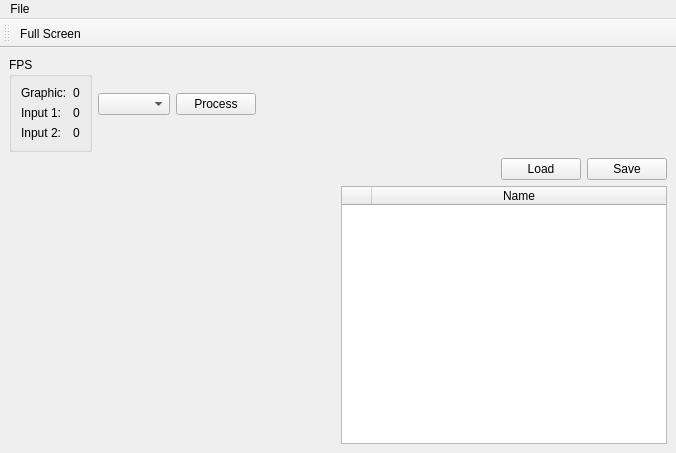
First picture: the form in Scenery/gui/mainwindow.ui, repository dkliminsky/Scenery, before the edit.
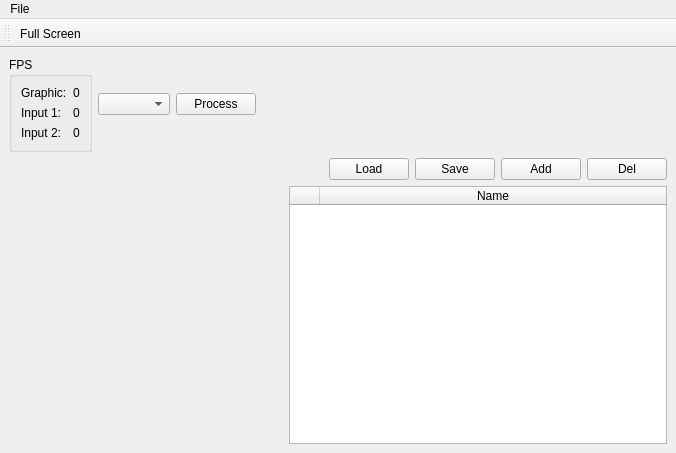
Second picture: the form after the edit. Icons and pictures are not drawn.

Commit message: Add save state function

Patch:
```diff
--- a/Scenery/gui/mainwindow.ui
+++ b/Scenery/gui/mainwindow.ui
@@ -149,6 +149,20 @@
                </property>
               </widget>
              </item>
+             <item>
+              <widget class="QPushButton" name="addStateButton">
+               <property name="text">
+                <string>Add</string>
+               </property>
+              </widget>
+             </item>
+             <item>
+              <widget class="QPushButton" name="delStateButton">
+               <property name="text">
+                <string>Del</string>
+               </property>
+              </widget>
+             </item>
             </layout>
            </widget>
           </item>
```
Left out of the diff: 6 changed lines with no effect on the pictures. The commit also changes 4 other files.
